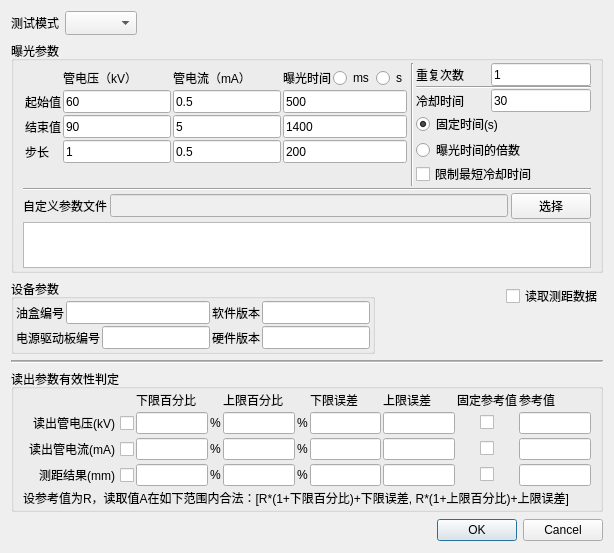
Old version of the form test_param_settings.ui in the repository curious-heart/X-exposer-tool.
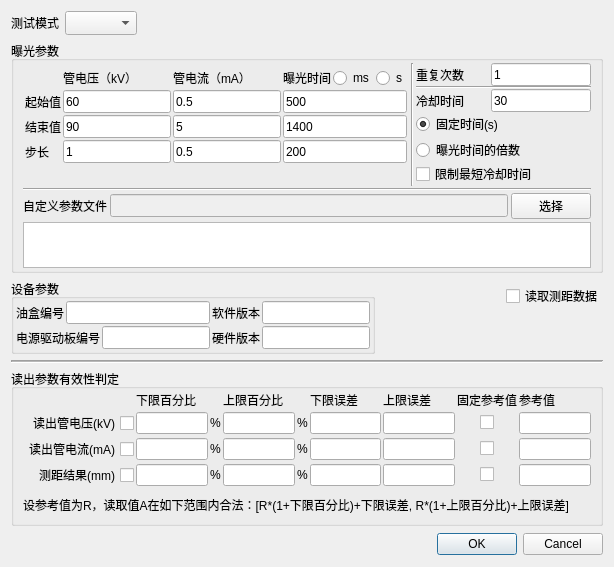
New version of the form.

Commit message: Add judge controls display on GUI. Next step: collect judge parameters from GUI.

```diff
--- a/test_param_settings.ui
+++ b/test_param_settings.ui
@@ -7,7 +7,7 @@
     <x>0</x>
     <y>0</y>
     <width>614</width>
-    <height>470</height>
+    <height>567</height>
    </rect>
   </property>
   <property name="sizePolicy">
```
Left out of the diff: 4 changed lines with no effect on the pictures. The commit also changes 2 other files.
